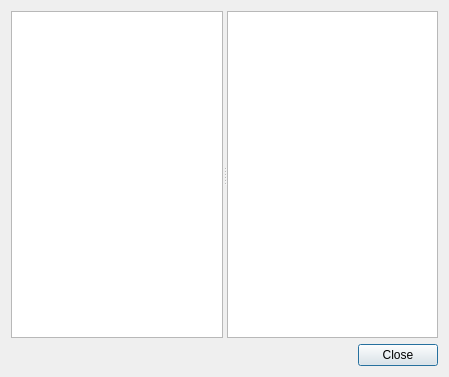
Above: src/app/dialog_inspect_xde.ui from fougue/mayo before the change. Below: the same form after it.
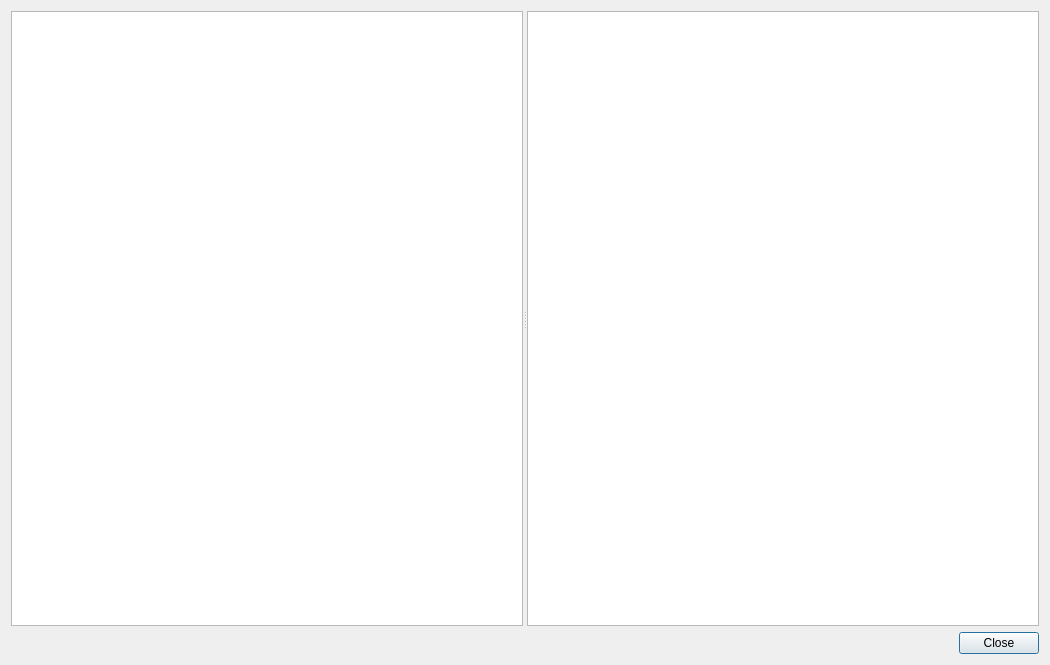
That is the form after the change.

Commit message: App: show material data in DialogInspectXde

```diff
--- a/src/app/dialog_inspect_xde.ui
+++ b/src/app/dialog_inspect_xde.ui
@@ -6,8 +6,8 @@
    <rect>
     <x>0</x>
     <y>0</y>
-    <width>449</width>
-    <height>377</height>
+    <width>1050</width>
+    <height>665</height>
    </rect>
   </property>
   <property name="windowTitle">
```
The commit also changes 1 other file.
